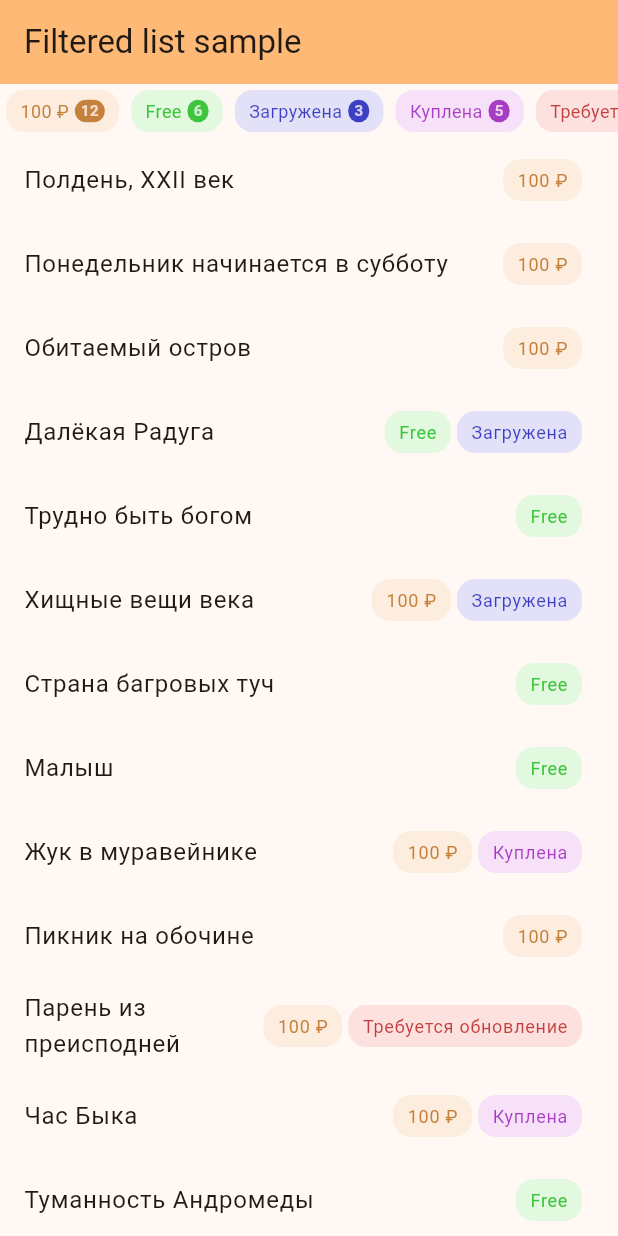
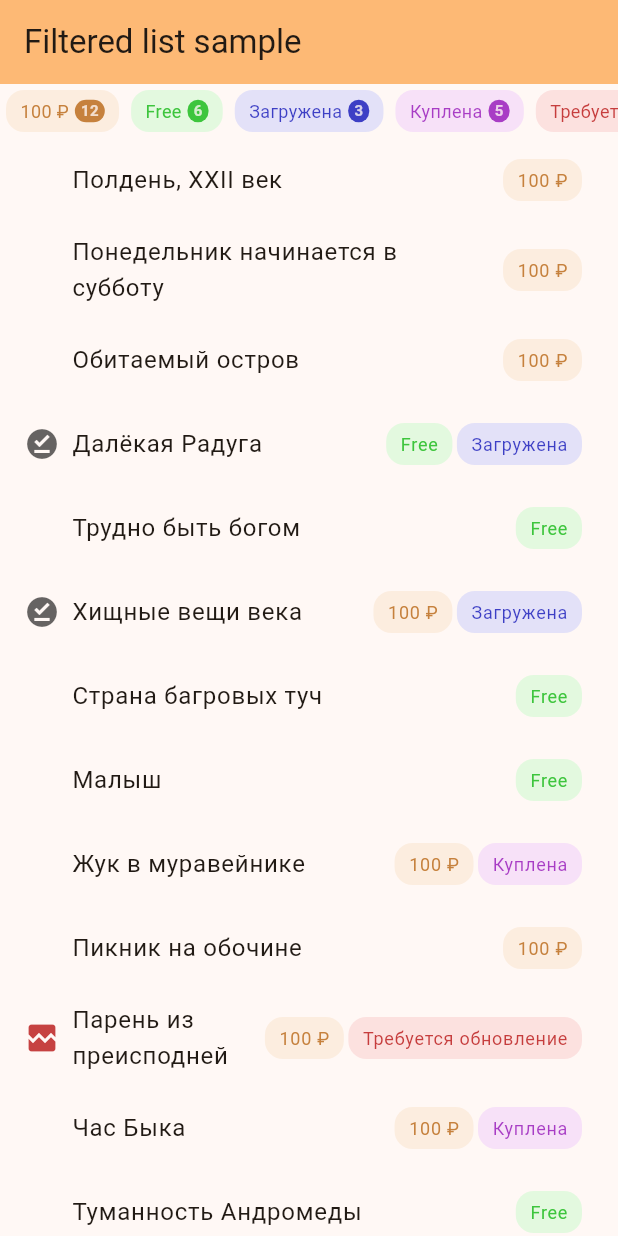
Before and after one commit to epsimatic/flutter-list-demo, a Flutter app: the screen it shows after launch, on a phone screen of 412 x 824 dp. Run offline on Flutter 3.47's test engine with Material 3 defaults, Android fonts, the phone set to English and light mode, and no system bars.

Commit message:
better book widget

```diff
--- /dev/null
+++ b/lib/widget_book.dart
@@ -0,0 +1,39 @@
+import 'package:flutter/material.dart';
+
+import 'book.dart';
+import 'label_utils.dart';
+
+class BookWidget extends StatelessWidget {
+  final Book book;
+  const BookWidget({
+    super.key,
+    required this.book,
+  });
+
+  @override
+  Widget build(BuildContext context) {
+    final iconColor = Theme.of(context).hintColor;
+    late final Icon bookIcon;
+    if (book.labels?.contains(Label.broken) ?? false) {
+      bookIcon = Icon(Icons.broken_image, color: Label.textColor(Label.broken));
+    } else if (book.labels?.contains(Label.ondevice) ?? false) {
+      bookIcon = Icon(Icons.offline_pin, color: iconColor);
+    } else {
+      bookIcon = const Icon(Icons.cloud_circle, color: Colors.transparent);
+    }
+
+    return Row(
+      children: [
+        bookIcon,
+        Expanded(
+          child: Padding(
+            padding: const EdgeInsets.only(left: 8.0),
+            child: Wrap(
+              children: [Text(book.title)],
+            ),
+          ),
+        ),
+      ],
+    );
+  }
+}
--- a/lib/widget_book_list.dart
+++ b/lib/widget_book_list.dart
@@ -1,6 +1,7 @@
 import 'package:flutter/material.dart';
 
 import 'book.dart';
+import 'widget_book.dart';
 import 'widget_label_pill.dart';
 
 class BookList extends StatefulWidget {
@@ -98,10 +99,10 @@ class _BookListState extends State<BookList> {
   Widget _buildItem(Book book) {
     return ListTile(
       key: ValueKey(book.title),
-      title: Text(book.title),
+      title: BookWidget(book: book),
       trailing: book.labels != null
           ? Wrap(
-              spacing: 4,
+              spacing: 3,
               children:
                   book.labels!.map((label) => LabelPill(label: label)).toList(),
             )
```
